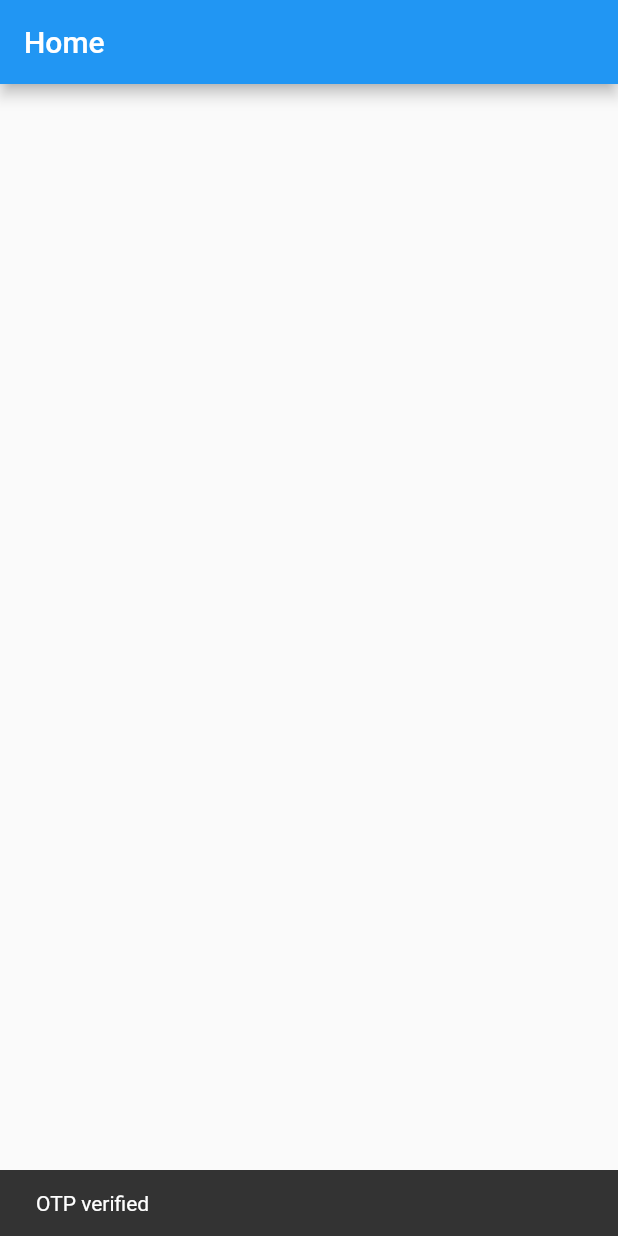
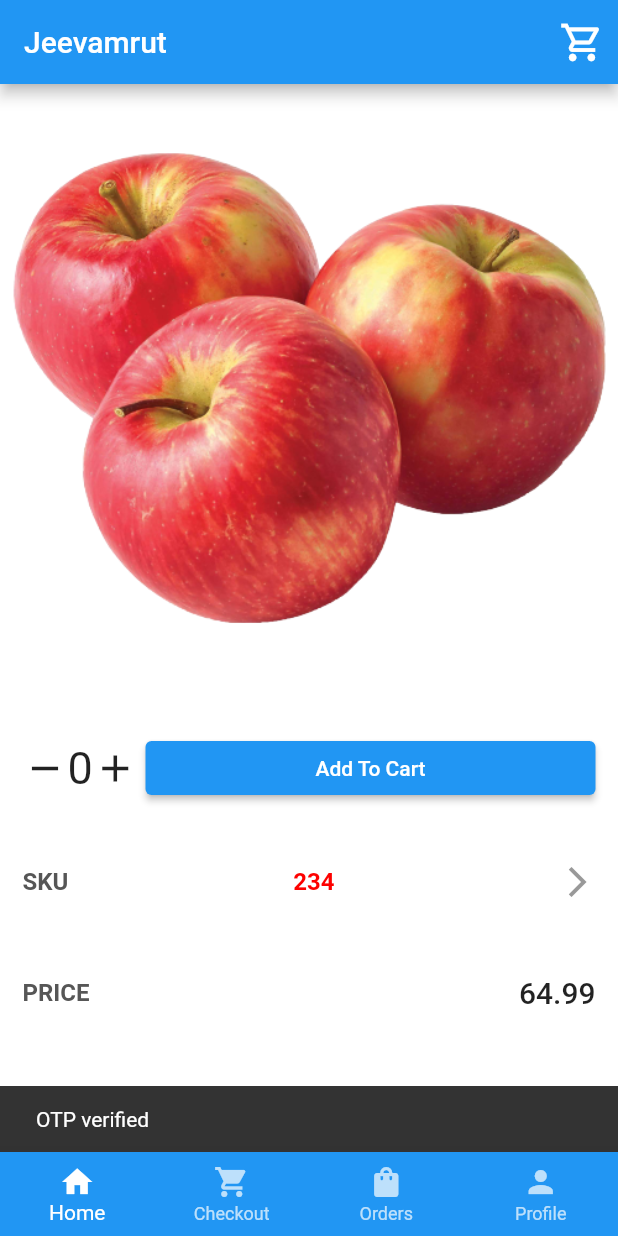
Before and after one commit to bhavaniatja/jeevamrut_app, a Flutter app: the OtpScreen screen opened directly, after a tap on "Sign In", on a phone screen of 412 x 824 dp. Run offline on Flutter 3.47's test engine with Material 2 defaults, Android fonts, the phone set to English and light mode, and no system bars; Roboto replaces fonts that are missing (Roboto-Light.ttf).

Commit message:
product_details

```diff
--- a/lib/Authenticate/login.dart
+++ b/lib/Authenticate/login.dart
@@ -70,7 +70,10 @@ class _AppSignInState extends State<AppSignIn> {
                     child: RaisedButton(
                       padding: EdgeInsets.all(17.0),
                       onPressed: () async {
-                        final snackbar = SnackBar(content: Text("OTP Sent"));
+                        final snackbar = SnackBar(
+                          content: Text("OTP Sent"),
+                          duration: const Duration(seconds: 5),
+                        );
                         ScaffoldMessenger.of(context).showSnackBar(snackbar);
                         Navigator.push(
                           context,
--- a/lib/Authenticate/otpcheck.dart
+++ b/lib/Authenticate/otpcheck.dart
@@ -1,5 +1,5 @@
 import 'package:flutter/material.dart';
-import 'package:jeevamrut_app/Screens/home.dart';
+import 'package:jeevamrut_app/bottomnav.dart';
 
 class OtpScreen extends StatefulWidget {
   const OtpScreen({Key? key}) : super(key: key);
@@ -72,12 +72,14 @@ class _OtpScreenState extends State<OtpScreen> {
                     child: RaisedButton(
                       padding: EdgeInsets.all(17.0),
                       onPressed: () {
-                        final snackbar =
-                            SnackBar(content: Text("OTP verified"));
+                        final snackbar = SnackBar(
+                          content: Text("OTP verified"),
+                          duration: const Duration(seconds: 3),
+                        );
                         ScaffoldMessenger.of(context).showSnackBar(snackbar);
                         Navigator.pushAndRemoveUntil(
                           context,
-                          MaterialPageRoute(builder: (context) => HomePage()),
+                          MaterialPageRoute(builder: (context) => BottomNav()),
                           (Route<dynamic> route) => false,
                         );
                       },
--- /dev/null
+++ b/lib/Screens/cartscreen.dart
@@ -0,0 +1,28 @@
+import 'package:flutter/material.dart';
+import 'package:jeevamrut_app/models/cart.dart';
+
+class CartScreen extends StatefulWidget {
+  const CartScreen({Key? key}) : super(key: key);
+
+  @override
+  _CartScreenState createState() => _CartScreenState();
+}
+
+class _CartScreenState extends State<CartScreen> {
+  @override
+  Widget build(BuildContext context) {
+    return Scaffold(
+      body: Container(
+          child: Row(
+        mainAxisAlignment: MainAxisAlignment.spaceBetween,
+        children: [
+          Text(
+            demoCarts[0].product.title!,
+            style: TextStyle(fontSize: 30),
+          ),
+          Text("No of Items: ${demoCarts[0].numOfItem}"),
+        ],
+      )),
+    );
+  }
+}
--- /dev/null
+++ b/lib/Screens/dashboard.dart
@@ -0,0 +1,19 @@
+import 'package:flutter/material.dart';
+
+class DashBoard extends StatefulWidget {
+  const DashBoard({Key? key}) : super(key: key);
+
+  @override
+  _DashBoardState createState() => _DashBoardState();
+}
+
+class _DashBoardState extends State<DashBoard> {
+  @override
+  Widget build(BuildContext context) {
+    return Container(
+      child: Center(
+        child: Text("DashBoard"),
+      ),
+    );
+  }
+}
--- a/lib/Screens/home.dart
+++ /dev/null
@@ -1,14 +0,0 @@
-import 'package:flutter/material.dart';
-
-class HomePage extends StatelessWidget {
-  const HomePage({Key? key}) : super(key: key);
-
-  @override
-  Widget build(BuildContext context) {
-    return Scaffold(
-      appBar: AppBar(
-        title: Text("Home"),
-      ),
-    );
-  }
-}
--- /dev/null
+++ b/lib/Screens/orders.dart
@@ -0,0 +1,19 @@
+import 'package:flutter/material.dart';
+
+class Orders extends StatefulWidget {
+  const Orders({Key? key}) : super(key: key);
+
+  @override
+  _OrdersState createState() => _OrdersState();
+}
+
+class _OrdersState extends State<Orders> {
+  @override
+  Widget build(BuildContext context) {
+    return Container(
+      child: Center(
+        child: Text("Orders"),
+      ),
+    );
+  }
+}
--- /dev/null
+++ b/lib/Screens/product_detail.dart
@@ -0,0 +1,192 @@
+import 'package:flutter/material.dart';
+import 'package:jeevamrut_app/Screens/cartscreen.dart';
+import 'package:jeevamrut_app/models/product.dart';
+
+class ProductDetail extends StatefulWidget {
+  const ProductDetail({Key? key}) : super(key: key);
+
+  @override
+  _ProductDetailState createState() => _ProductDetailState();
+}
+
+class _ProductDetailState extends State<ProductDetail> {
+  @override
+  Widget build(BuildContext context) {
+    return Scaffold(
+      backgroundColor: Colors.white,
+      appBar: AppBar(
+        actions: [
+          IconButton(
+              onPressed: () {},
+              icon: Icon(
+                Icons.shopping_cart_outlined,
+                size: 30,
+              )),
+        ],
+        title: Text(
+          "Jeevamrut",
+          textAlign: TextAlign.center,
+        ),
+      ),
+      body: DetailScreen(),
+    );
+  }
+}
+
+class DetailScreen extends StatefulWidget {
+  const DetailScreen({Key? key}) : super(key: key);
+
+  @override
+  _DetailScreenState createState() => _DetailScreenState();
+}
+
+class _DetailScreenState extends State<DetailScreen> {
+  int count = 0;
+  @override
+  Widget build(BuildContext context) {
+    return SingleChildScrollView(
+      child: Column(
+        children: <Widget>[
+          Image.asset(
+            demoProducts[0].image!,
+            fit: BoxFit.contain,
+          ),
+          SizedBox(
+            height: 10,
+          ),
+          Container(
+            padding: EdgeInsets.only(left: 15, right: 15, top: 10, bottom: 10),
+            color: Color(0xFFFFFFFF),
+            child: Row(
+              mainAxisAlignment: MainAxisAlignment.spaceBetween,
+              children: [
+                Row(
+                  mainAxisAlignment: MainAxisAlignment.spaceBetween,
+                  children: [
+                    InkWell(
+                      child: Icon(
+                        Icons.remove,
+                        size: 30.0,
+                      ),
+                      onTap: () {
+                        if (count > 0) {
+                          setState(() {
+                            count--;
+                          });
+                        }
+                      },
+                    ),
+                    Text(
+                      "${count}",
+                      style: TextStyle(fontSize: 30),
+                    ),
+                    InkWell(
+                      child: Icon(
+                        Icons.add,
+                        size: 30.0,
+                      ),
+                      onTap: () {
+                        setState(() {
+                          count++;
+                        });
+                      },
+                    ),
+                  ],
+                ),
+                SizedBox(
+                  width: 300,
+                  child: ElevatedButton(
+                    onPressed: () {
+                      Navigator.push(
+                        context,
+                        MaterialPageRoute(builder: (context) => CartScreen()),
+                      );
+                    },
+                    child: Text("Add To Cart"),
+                  ),
+                ),
+              ],
+            ),
+          ),
+          SizedBox(
+            height: 10,
+          ),
+          Container(
+            padding: EdgeInsets.only(left: 15, right: 15, top: 20, bottom: 20),
+            color: Color(0xFFFFFFFF),
+            child: Row(
+              mainAxisAlignment: MainAxisAlignment.spaceBetween,
+              children: <Widget>[
+                Text("SKU".toUpperCase(),
+                    style: TextStyle(
+                        fontSize: 16,
+                        fontWeight: FontWeight.w700,
+                        color: Color(0xFF565656))),
+                Text('234',
+                    style: TextStyle(
+                        fontSize: 16,
+                        fontWeight: FontWeight.w700,
+                        color: Color(0xFFfd0100))),
+                Icon(
+                  Icons.arrow_forward_ios,
+                  color: Color(0xFF999999),
+                )
+              ],
+            ),
+          ),
+          SizedBox(
+            height: 10,
+          ),
+          Container(
+            padding: EdgeInsets.only(left: 15, right: 15, top: 20, bottom: 20),
+            color: Color(0xFFFFFFFF),
+            child: Row(
+              mainAxisAlignment: MainAxisAlignment.spaceBetween,
+              children: <Widget>[
+                Text("Price".toUpperCase(),
+                    style: TextStyle(
+                        fontSize: 16,
+                        fontWeight: FontWeight.w700,
+                        color: Color(0xFF565656))),
+                Text("${demoProducts[0].price!}",
+                    style: TextStyle(
+                        fontFamily: 'Roboto-Light.ttf',
+                        fontSize: 20,
+                        fontWeight: FontWeight.w500)),
+              ],
+            ),
+          ),
+          SizedBox(
+            height: 10,
+          ),
+          Container(
+            alignment: Alignment.topLeft,
+            width: double.infinity,
+            padding: EdgeInsets.only(left: 15, right: 15, top: 20, bottom: 20),
+            color: Color(0xFFFFFFFF),
+            child: Column(
+              crossAxisAlignment: CrossAxisAlignment.start,
+              children: <Widget>[
+                Text("Description",
+                    textAlign: TextAlign.left,
+                    style: TextStyle(
+                        fontSize: 16,
+                        fontWeight: FontWeight.w700,
+                        color: Color(0xFF565656))),
+                SizedBox(
+                  height: 15,
+                ),
+                Text("This is Description of product",
+                    textAlign: TextAlign.justify,
+                    style: TextStyle(
+                        fontSize: 16,
+                        fontWeight: FontWeight.w400,
+                        color: Color(0xFF4c4c4c))),
+              ],
+            ),
+          ),
+        ],
+      ),
+    );
+  }
+}
--- /dev/null
+++ b/lib/Screens/profile.dart
@@ -0,0 +1,19 @@
+import 'package:flutter/material.dart';
+
+class Profile extends StatefulWidget {
+  const Profile({Key? key}) : super(key: key);
+
+  @override
+  _ProfileState createState() => _ProfileState();
+}
+
+class _ProfileState extends State<Profile> {
+  @override
+  Widget build(BuildContext context) {
+    return Container(
+      child: Center(
+        child: Text("Profile"),
+      ),
+    );
+  }
+}
--- /dev/null
+++ b/lib/bottomnav.dart
@@ -0,0 +1,54 @@
+import 'package:flutter/material.dart';
+import 'package:jeevamrut_app/Screens/dashboard.dart';
+import 'package:jeevamrut_app/Screens/orders.dart';
+import 'package:jeevamrut_app/Screens/product_detail.dart';
+import 'package:jeevamrut_app/Screens/profile.dart';
+
+class BottomNav extends StatefulWidget {
+  const BottomNav({Key? key}) : super(key: key);
+
+  @override
+  _BottomNavState createState() => _BottomNavState();
+}
+
+class _BottomNavState extends State<BottomNav> {
+  int currentIndex = 0;
+  List screens = [
+    ProductDetail(),
+    Orders(),
+    DashBoard(),
+    Profile(),
+  ];
+  @override
+  Widget build(BuildContext context) {
+    return Scaffold(
+      body: screens[currentIndex],
+      bottomNavigationBar: BottomNavigationBar(
+        type: BottomNavigationBarType.fixed,
+        backgroundColor: Colors.blue,
+        selectedItemColor: Colors.white,
+        unselectedItemColor: Colors.white70,
+        currentIndex: currentIndex,
+        onTap: (index) => setState(() => currentIndex = index),
+        items: [
+          BottomNavigationBarItem(
+            icon: Icon(Icons.home),
+            label: 'Home',
+          ),
+          BottomNavigationBarItem(
+            icon: Icon(Icons.shopping_cart),
+            label: 'Checkout',
+          ),
+          BottomNavigationBarItem(
+            icon: Icon(Icons.shopping_bag),
+            label: 'Orders',
+          ),
+          BottomNavigationBarItem(
+            icon: Icon(Icons.person),
+            label: 'Profile',
+          ),
+        ],
+      ),
+    );
+  }
+}
--- a/lib/main.dart
+++ b/lib/main.dart
@@ -12,11 +12,8 @@ class MyApp extends StatelessWidget {
   @override
   Widget build(BuildContext context) {
     return MaterialApp(
-      title: 'Flutter Demo',
-      theme: ThemeData(
-        primarySwatch: Colors.blue,
-      ),
       home: const SplashScreen(),
+      debugShowCheckedModeBanner: false,
     );
   }
 }
--- /dev/null
+++ b/lib/models/cart.dart
@@ -0,0 +1,15 @@
+import 'package:flutter/material.dart';
+import 'package:jeevamrut_app/models/product.dart';
+
+class Cart {
+  final Product product;
+  final int numOfItem;
+
+  Cart({required this.product, required this.numOfItem});
+}
+
+// Demo data for our cart
+
+List<Cart> demoCarts = [
+  Cart(product: demoProducts[0], numOfItem: 2),
+];
--- /dev/null
+++ b/lib/models/product.dart
@@ -0,0 +1,43 @@
+import 'package:flutter/material.dart';
+
+class Product {
+  final String? title, description;
+  final String? image;
+  final List<Color>? colors;
+  final double? rating, price;
+  final bool isFavourite, isPopular;
+
+  Product({
+    @required this.image,
+    @required this.colors,
+    this.rating = 0.0,
+    this.isFavourite = false,
+    this.isPopular = false,
+    @required this.title,
+    @required this.price,
+    @required this.description,
+  });
+}
+
+// Our demo Products
+
+List<Product> demoProducts = [
+  Product(
+    image: 'assets/images/apples.png',
+    colors: [
+      Color(0xFFF6625E),
+      Color(0xFF836DB8),
+      Color(0xFFDECB9C),
+      Colors.white,
+    ],
+    title: "Apples",
+    price: 64.99,
+    description: description,
+    rating: 4.8,
+    isFavourite: true,
+    isPopular: true,
+  ),
+];
+
+const String description =
+    "Wireless Controller for PS4™ gives you what you want in your gaming from over precision control your games to sharing …";
--- a/pubspec.yaml
+++ b/pubspec.yaml
@@ -33,7 +33,9 @@ dependencies:
   # The following adds the Cupertino Icons font to your application.
   # Use with the CupertinoIcons class for iOS style icons.
   cupertino_icons: ^1.0.2
-
+  http: ^0.13.4
+  flutter_svg: ^0.22.0
+  provider: ^6.0.0
 dev_dependencies:
   flutter_test:
     sdk: flutter
@@ -58,6 +60,7 @@ flutter:
   # To add assets to your application, add an assets section, like this:
   assets:
     - assets/images/jeevamrut_logo.png
+    - assets/images/apples.png
 
   # An image asset can refer to one or more resolution-specific "variants", see
   # https://flutter.dev/assets-and-images/#resolution-aware.
```
Also changed, not shown: assets/images/apples.png (added), pubspec.lock.
